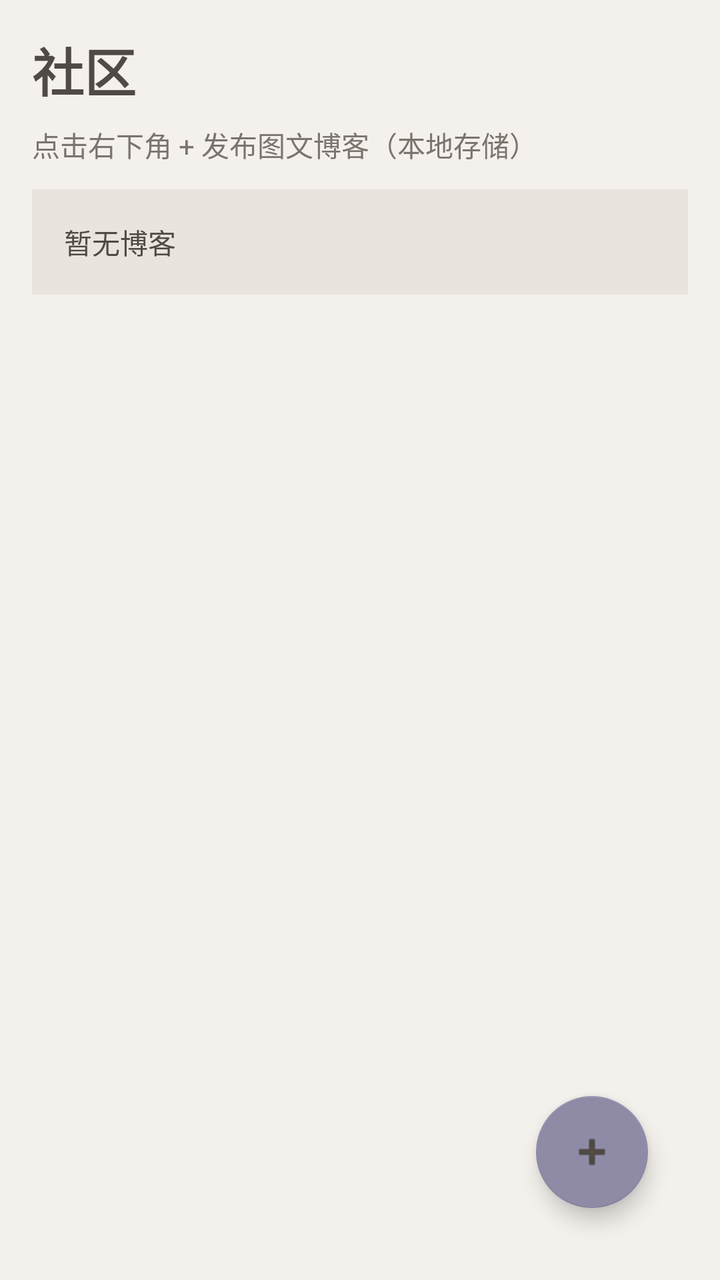
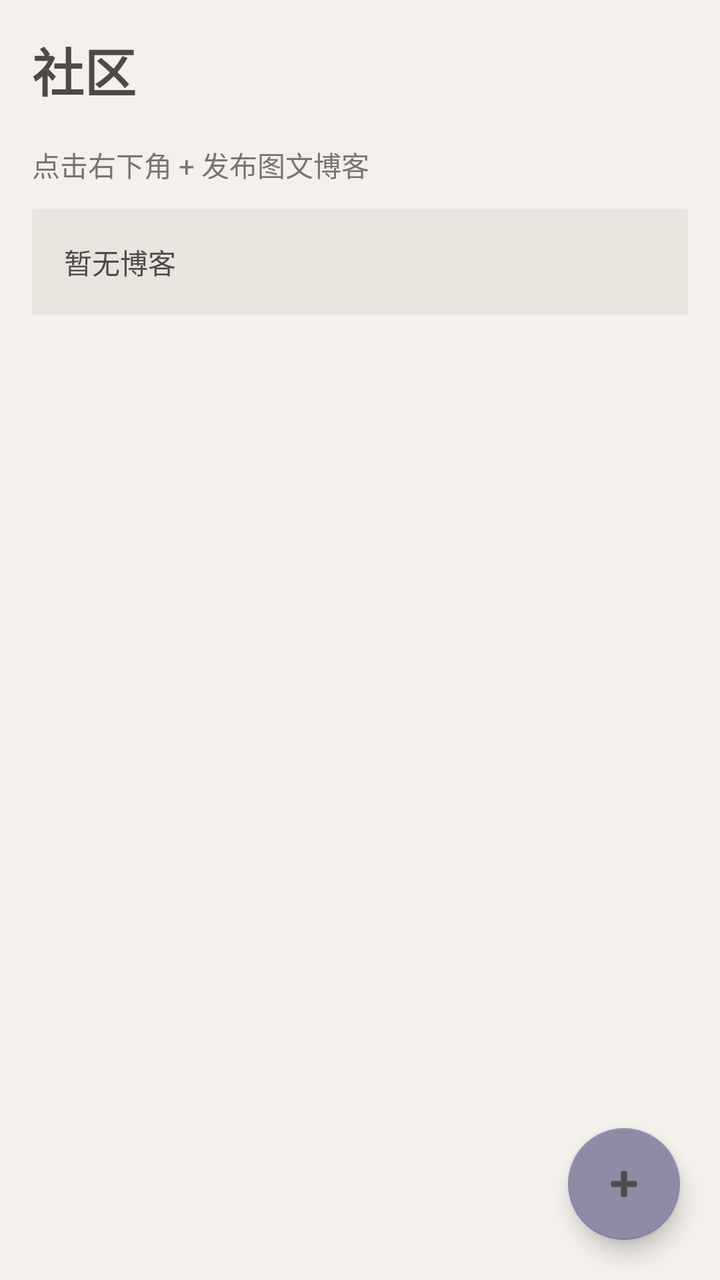

Screens rendered from an Android XML layout before and after an edit, with the pre-edit source and the edit as a unified diff.
<!-- AndroidManifest.xml: application theme Theme.DreamAnalyzer -->
<!-- res/layout/fragment_community.xml -->
<?xml version="1.0" encoding="utf-8"?>
<FrameLayout xmlns:android="http://schemas.android.com/apk/res/android"
    android:layout_width="match_parent"
    android:layout_height="match_parent"
    android:background="@color/morandi_bg"
    android:padding="16dp">

    <LinearLayout
        android:layout_width="match_parent"
        android:layout_height="match_parent"
        android:orientation="vertical">

        <TextView
            android:layout_width="wrap_content"
            android:layout_height="wrap_content"
            android:text="社区"
            android:textColor="@color/morandi_text_primary"
            android:textSize="26sp"
            android:textStyle="bold" />

        <TextView
            android:id="@+id/tv_community_hint"
            android:layout_width="wrap_content"
            android:layout_height="wrap_content"
            android:layout_marginTop="8dp"
            android:text="点击右下角 + 发布图文博客（本地存储）"
            android:textColor="@color/morandi_text_secondary"
            android:textSize="14sp" />

        <TextView
            android:id="@+id/tv_post_history"
            android:layout_width="match_parent"
            android:layout_height="wrap_content"
            android:layout_marginTop="12dp"
            android:background="@color/morandi_card"
            android:padding="16dp"
            android:text="暂无博客"
            android:textColor="@color/morandi_text_primary"
            android:textSize="14sp" />
    </LinearLayout>

    <com.google.android.material.floatingactionbutton.FloatingActionButton
        android:id="@+id/fab_add_post"
        android:layout_width="wrap_content"
        android:layout_height="wrap_content"
        android:layout_gravity="bottom|end"
        android:layout_margin="20dp"
        android:contentDescription="发布"
        android:src="@android:drawable/ic_input_add"
        app:backgroundTint="@color/morandi_primary"
        xmlns:app="http://schemas.android.com/apk/res-auto" />

</FrameLayout>
<!-- resources referenced by this layout -->
<resources>
  <color name="morandi_bg">#F4F1ED</color>
  <color name="morandi_card">#E9E4DE</color>
  <color name="morandi_primary">#8F8AA6</color>
  <color name="morandi_text_primary">#4F4A45</color>
  <color name="morandi_text_secondary">#7A746E</color>
  <style name="Theme.DreamAnalyzer" parent="Theme.MaterialComponents.Light.NoActionBar">
          <item name="colorPrimary">@color/morandi_primary</item>
          <item name="colorPrimaryVariant">@color/morandi_primary_dark</item>
          <item name="colorOnPrimary">@color/white</item>
  
          <item name="colorSecondary">@color/morandi_secondary</item>
          <item name="colorSecondaryVariant">@color/morandi_secondary</item>
          <item name="colorOnSecondary">@color/morandi_text_primary</item>
  
          <item name="android:statusBarColor">@color/morandi_primary_dark</item>
          <item name="android:navigationBarColor">@color/morandi_bg</item>
          <item name="android:windowBackground">@color/morandi_bg</item>
      </style>
  <color name="morandi_primary_dark">#7B7691</color>
  <color name="white">#FFFFFFFF</color>
  <color name="morandi_secondary">#A6B8A7</color>
</resources>

<!-- the commit's change to res/layout/fragment_community.xml (unified diff, before → after) -->
@@ -1,43 +1,56 @@
 <?xml version="1.0" encoding="utf-8"?>
 <FrameLayout xmlns:android="http://schemas.android.com/apk/res/android"
+    xmlns:app="http://schemas.android.com/apk/res-auto"
     android:layout_width="match_parent"
     android:layout_height="match_parent"
     android:background="@color/morandi_bg"
-    android:padding="16dp">
+    android:fitsSystemWindows="true">
 
-    <LinearLayout
+    <TextView
+        android:id="@+id/tv_page_title_fixed"
+        android:layout_width="wrap_content"
+        android:layout_height="wrap_content"
+        android:layout_marginStart="16dp"
+        android:layout_marginTop="16dp"
+        android:text="社区"
+        android:textColor="@color/morandi_text_primary"
+        android:textSize="26sp"
+        android:textStyle="bold" />
+
+    <ScrollView
+        android:id="@+id/scroll_content"
         android:layout_width="match_parent"
         android:layout_height="match_parent"
-        android:orientation="vertical">
+        android:layout_marginTop="56dp"
+        android:fillViewport="true"
+        android:padding="16dp">
 
-        <TextView
-            android:layout_width="wrap_content"
-            android:layout_height="wrap_content"
-            android:text="社区"
-            android:textColor="@color/morandi_text_primary"
-            android:textSize="26sp"
-            android:textStyle="bold" />
-
-        <TextView
-            android:id="@+id/tv_community_hint"
-            android:layout_width="wrap_content"
-            android:layout_height="wrap_content"
-            android:layout_marginTop="8dp"
-            android:text="点击右下角 + 发布图文博客（本地存储）"
-            android:textColor="@color/morandi_text_secondary"
-            android:textSize="14sp" />
-
-        <TextView
-            android:id="@+id/tv_post_history"
+        <LinearLayout
             android:layout_width="match_parent"
             android:layout_height="wrap_content"
-            android:layout_marginTop="12dp"
-            android:background="@color/morandi_card"
-            android:padding="16dp"
-            android:text="暂无博客"
-            android:textColor="@color/morandi_text_primary"
-            android:textSize="14sp" />
-    </LinearLayout>
+            android:orientation="vertical">
+
+            <TextView
+                android:id="@+id/tv_community_hint"
+                android:layout_width="wrap_content"
+                android:layout_height="wrap_content"
+                android:text="点击右下角 + 发布图文博客"
+                android:textColor="@color/morandi_text_secondary"
+                android:textSize="14sp" />
+
+            <TextView
+                android:id="@+id/tv_post_history"
+                android:layout_width="match_parent"
+                android:layout_height="wrap_content"
+                android:layout_marginTop="12dp"
+                android:background="@color/morandi_card"
+                android:padding="16dp"
+                android:text="暂无博客"
+                android:textColor="@color/morandi_text_primary"
+                android:textSize="14sp" />
+        </LinearLayout>
+
+    </ScrollView>
 
     <com.google.android.material.floatingactionbutton.FloatingActionButton
         android:id="@+id/fab_add_post"
@@ -47,7 +60,6 @@
         android:layout_margin="20dp"
         android:contentDescription="发布"
         android:src="@android:drawable/ic_input_add"
-        app:backgroundTint="@color/morandi_primary"
-        xmlns:app="http://schemas.android.com/apk/res-auto" />
+        app:backgroundTint="@color/morandi_primary" />
 
 </FrameLayout>
